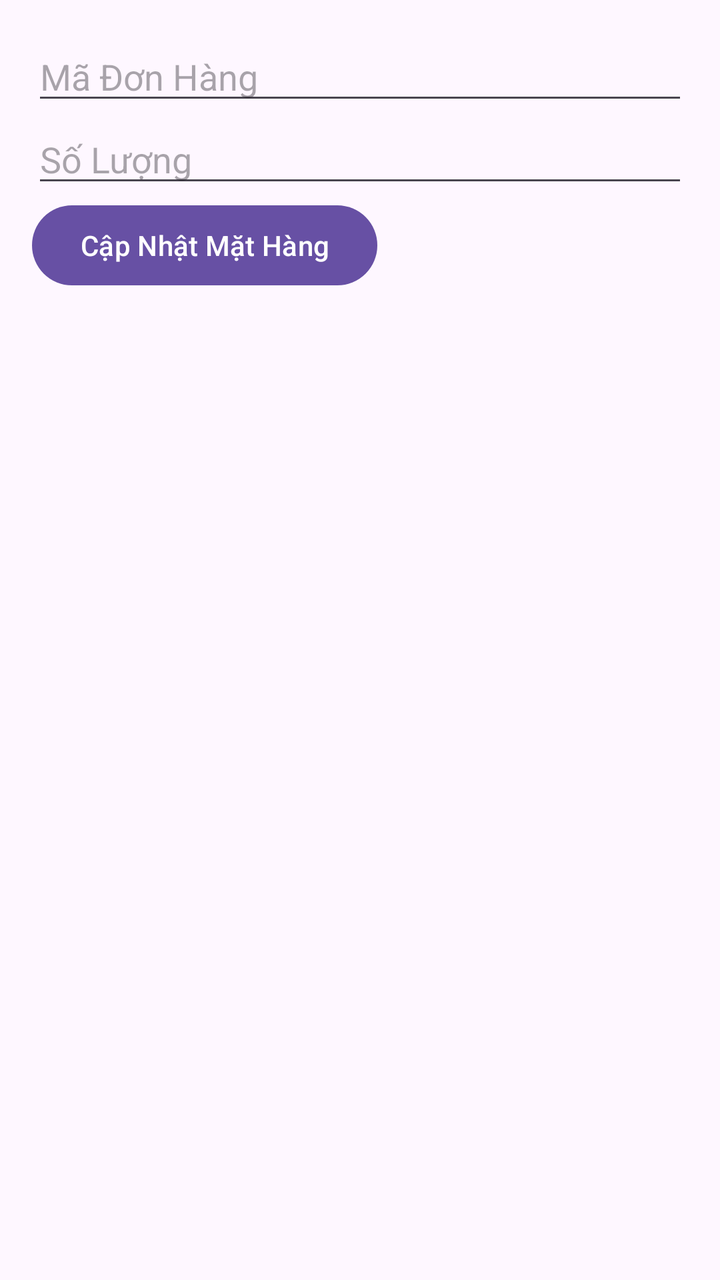
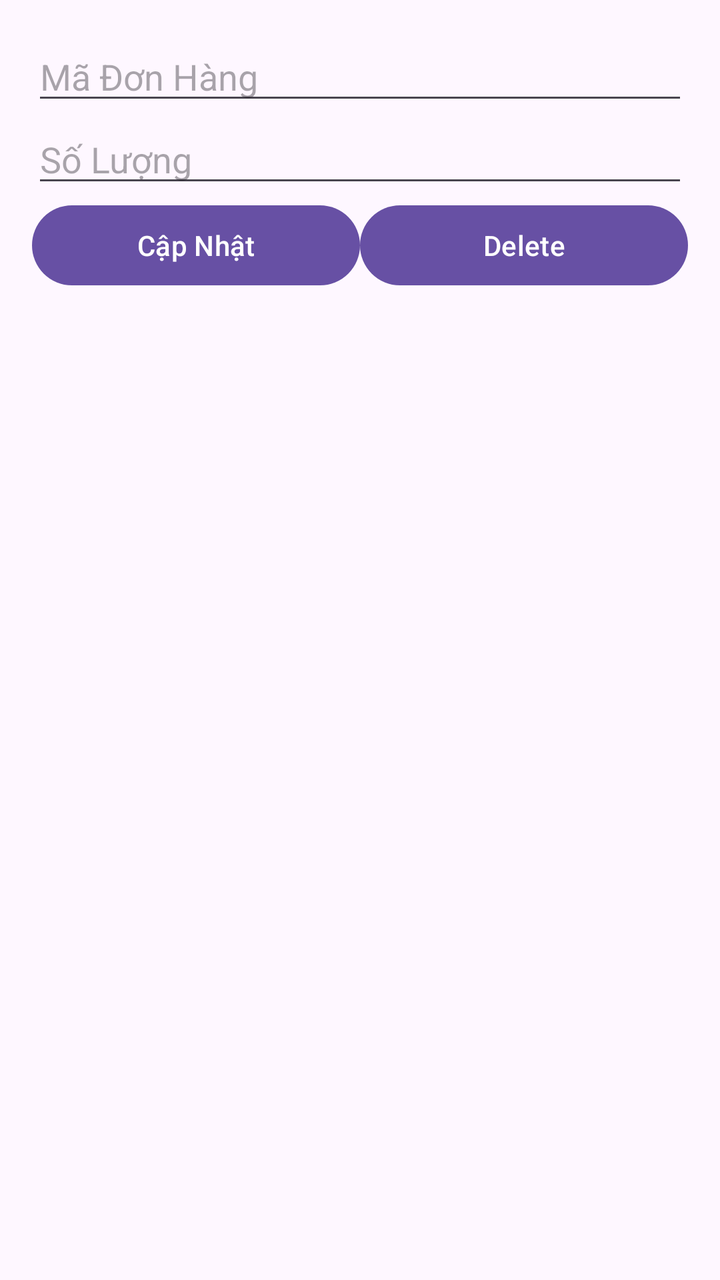

Screens rendered from an Android XML layout before and after an edit, with the pre-edit source and the edit as a unified diff.
<!-- AndroidManifest.xml: application theme Theme.KrikZebra -->
<!-- res/layout/activity_edit_item.xml -->
<LinearLayout
    xmlns:android="http://schemas.android.com/apk/res/android"
    android:layout_width="match_parent"
    android:layout_height="match_parent"
    android:orientation="vertical"
    android:padding="16dp">

    <EditText
        android:id="@+id/editTextOrderCode"
        android:layout_width="match_parent"
        android:layout_height="wrap_content"
        android:hint="Mã Đơn Hàng"/>

    <EditText
        android:id="@+id/editTextQuantity"
        android:layout_width="match_parent"
        android:layout_height="wrap_content"
        android:hint="@string/so_luong"/>

    <Button
        android:id="@+id/buttonSaveItem"
        android:layout_width="wrap_content"
        android:layout_height="wrap_content"
        android:text="@string/cap_nhat_mat_hang"/>
</LinearLayout>
<!-- resources referenced by this layout -->
<resources>
  <string name="cap_nhat_mat_hang">Cập Nhật Mặt Hàng</string>
  <string name="so_luong">Số Lượng</string>
  <style name="Theme.KrikZebra" parent="Base.Theme.KrikZebra" />
  <style name="Base.Theme.KrikZebra" parent="Theme.Material3.DayNight.NoActionBar">
          
          
      </style>
</resources>

<!-- the commit's change to res/layout/activity_edit_item.xml (unified diff, before → after) -->
@@ -15,11 +15,24 @@
         android:id="@+id/editTextQuantity"
         android:layout_width="match_parent"
         android:layout_height="wrap_content"
+        android:inputType="number"
         android:hint="@string/so_luong"/>
 
-    <Button
-        android:id="@+id/buttonSaveItem"
-        android:layout_width="wrap_content"
+    <LinearLayout
+        android:layout_width="match_parent"
         android:layout_height="wrap_content"
-        android:text="@string/cap_nhat_mat_hang"/>
+        android:orientation="horizontal">
+        <Button
+            android:id="@+id/buttonSaveItem"
+            android:layout_width="0dp"
+            android:layout_weight="1"
+            android:layout_height="wrap_content"
+            android:text="@string/cap_nhat" />
+        <Button
+            android:id="@+id/deleteItemButton"
+            android:layout_width="0dp"
+            android:layout_weight="1"
+            android:layout_height="wrap_content"
+            android:text="Delete" />
+    </LinearLayout>
 </LinearLayout>
<!-- resource entries referenced after the edit -->
@@ -1,6 +1,6 @@
 <!-- resources referenced by this layout -->
 <resources>
-  <string name="cap_nhat_mat_hang">Cập Nhật Mặt Hàng</string>
+  <string name="cap_nhat">Cập Nhật</string>
   <string name="so_luong">Số Lượng</string>
   <style name="Theme.KrikZebra" parent="Base.Theme.KrikZebra" />
   <style name="Base.Theme.KrikZebra" parent="Theme.Material3.DayNight.NoActionBar">
